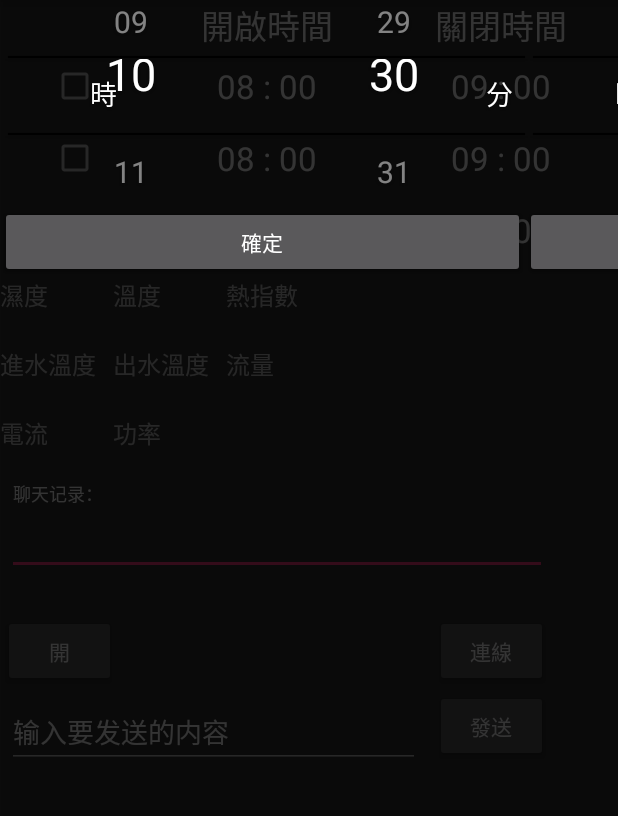
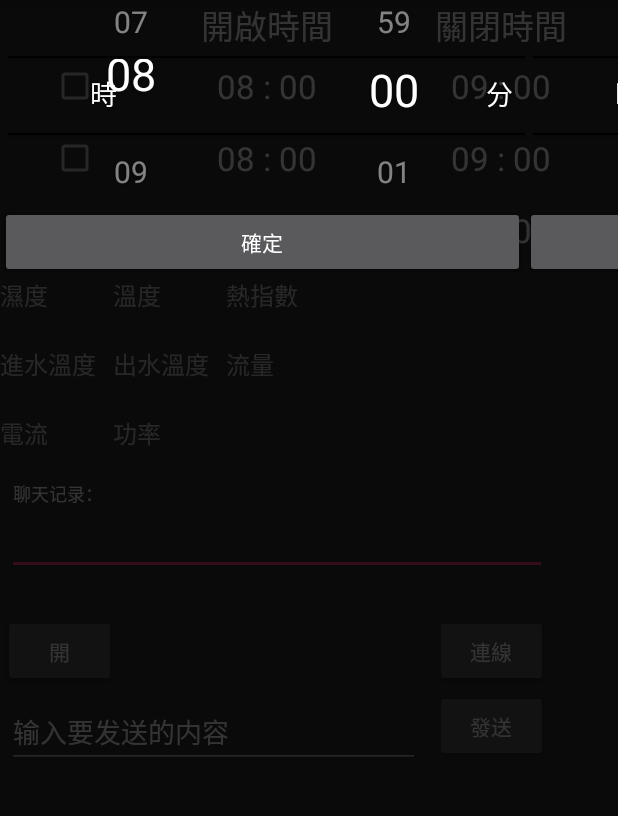
Before and after one commit to Red680812/Electric_Water_Heaters_Controller, an Android app: the screen it shows after launch (Main_Activity), after a tap on an icon or button, on a phone screen of 412 x 824 dp, the part 84-900 px from its top. Run offline under Robolectric (Android 15) with nearby library versions, the phone set to English and light mode, and no system bars.

Commit message:
增加時間滾動視窗_2

```diff
--- a/app/src/main/java/com/electric_water_heaters_controller/Main_Activity.java
+++ b/app/src/main/java/com/electric_water_heaters_controller/Main_Activity.java
@@ -8,6 +8,7 @@ import android.support.design.widget.FloatingActionButton;
 import android.support.design.widget.Snackbar;
 import android.support.v7.app.AppCompatActivity;
 import android.support.v7.widget.Toolbar;
+import android.util.Log;
 import android.view.Gravity;
 import android.view.LayoutInflater;
 import android.view.View;
@@ -28,9 +29,9 @@ import com.electric_water_heaters_controller.widget.WheelView;
 import java.util.Calendar;
 
 public class Main_Activity extends AppCompatActivity {
-    private String[] hoursArray = { "00", "01","02", "03", "04", "05", "06", "07", "08", "09", "10",
+    private String[] hoursArray = {"00", "01", "02", "03", "04", "05", "06", "07", "08", "09", "10",
             "11", "12", "13", "14", "15", "16", "17", "18", "19", "20", "21", "22", "23"};
-    private String[] minsArray = { "00", "01","02", "03", "04", "05", "06", "07", "08", "09", "10",
+    private String[] minsArray = {"00", "01", "02", "03", "04", "05", "06", "07", "08", "09", "10",
             "11", "12", "13", "14", "15", "16", "17", "18", "19", "20", "21", "22", "23",
             "24", "25", "26", "27", "28", "29", "30", "31", "32", "33", "34", "35", "36", "37",
             "38", "39", "40", "41", "42", "43", "44", "45", "46", "47", "48", "49", "50",
@@ -48,21 +49,37 @@ public class Main_Activity extends AppCompatActivity {
     private NumberAdapter hourAdapter_1;
     private NumberAdapter minAdapter_1;
 
-    Button Btn_Timer1_PopupWindow;
-    Button Btn_Timer2_PopupWindow;
-    Button Btn_Timer3_PopupWindow;
+    private Button Btn_Timer1_PopupWindow;
+    private Button Btn_Timer2_PopupWindow;
+    private Button Btn_Timer3_PopupWindow;
+    private TextView mTimer1_Start = null;
+    private TextView mTimer1_End = null;
+    private TextView mTimer2_Start = null;
+    private TextView mTimer2_End = null;
+    private TextView mTimer3_Start = null;
+    private TextView mTimer3_End = null;
 
-    /** Called when the activity is first created. */
+    private int Group_;
+
+    /**
+     * Called when the activity is first created.
+     */
     @Override
     protected void onCreate(Bundle savedInstanceState) {
         super.onCreate(savedInstanceState);
         setContentView(R.layout.activity_main);
+        mTimer1_Start = (TextView) findViewById(R.id.timer1_start);
+        mTimer1_End = (TextView) findViewById(R.id.timer1_end);
+        mTimer2_Start = (TextView) findViewById(R.id.timer2_start);
+        mTimer2_End = (TextView) findViewById(R.id.timer2_end);
+        mTimer3_Start = (TextView) findViewById(R.id.timer3_start);
+        mTimer3_End = (TextView) findViewById(R.id.timer3_end);
         //定义按钮
-        Btn_Timer1_PopupWindow=(Button)this.findViewById(R.id.Btn_Timer1);
+        Btn_Timer1_PopupWindow = (Button) this.findViewById(R.id.Btn_Timer1);
         Btn_Timer1_PopupWindow.setOnClickListener(new ClickEvent());
-        Btn_Timer2_PopupWindow=(Button)this.findViewById(R.id.Btn_Timer2);
+        Btn_Timer2_PopupWindow = (Button) this.findViewById(R.id.Btn_Timer2);
         Btn_Timer2_PopupWindow.setOnClickListener(new ClickEvent());
-        Btn_Timer3_PopupWindow=(Button)this.findViewById(R.id.Btn_Timer3);
+        Btn_Timer3_PopupWindow = (Button) this.findViewById(R.id.Btn_Timer3);
         Btn_Timer3_PopupWindow.setOnClickListener(new ClickEvent());
     }
 
@@ -72,29 +89,29 @@ public class Main_Activity extends AppCompatActivity {
         @Override
         public void onClick(View v) {
             // TODO Auto-generated method stub
-            if(v==Btn_Timer1_PopupWindow)
-            {
+            if (v == Btn_Timer1_PopupWindow) {
                 showPopupWindow(Main_Activity.this,
-                        Main_Activity.this.findViewById(R.id.Btn_Timer1));
+                        Main_Activity.this.findViewById(R.id.Btn_Timer1), 1);
+                Group_ = 1;
             }
-            if(v==Btn_Timer2_PopupWindow)
-            {
+            if (v == Btn_Timer2_PopupWindow) {
                 showPopupWindow(Main_Activity.this,
-                        Main_Activity.this.findViewById(R.id.Btn_Timer2));
+                        Main_Activity.this.findViewById(R.id.Btn_Timer2), 2);
+                Group_ = 2;
             }
-            if(v==Btn_Timer3_PopupWindow)
-            {
+            if (v == Btn_Timer3_PopupWindow) {
                 showPopupWindow(Main_Activity.this,
-                        Main_Activity.this.findViewById(R.id.Btn_Timer3));
+                        Main_Activity.this.findViewById(R.id.Btn_Timer3), 3);
+                Group_ = 3;
             }
         }
     }
 
-    public void showPopupWindow(Context context,View parent){
+    public void showPopupWindow(Context context, View parent, int Group) {
         LayoutInflater inflater = (LayoutInflater)
                 context.getSystemService(Context.LAYOUT_INFLATER_SERVICE);
-        final View vPopupWindow=inflater.inflate(R.layout.wheel_time, null, false);
-        final PopupWindow pw= new PopupWindow(vPopupWindow,1050,900,true);
+        final View vPopupWindow = inflater.inflate(R.layout.wheel_time, null, false);
+        final PopupWindow pw = new PopupWindow(vPopupWindow, 1050, 900, true);
         // 使其聚集
         pw.setFocusable(true);
         // 设置允许在外点击消失
@@ -104,22 +121,34 @@ public class Main_Activity extends AppCompatActivity {
         WindowManager windowManager = (WindowManager) getSystemService(Context.WINDOW_SERVICE);
 
         //OK按钮及其处理事件
-        Button btnOK=(Button)vPopupWindow.findViewById(R.id.BtnOK);
+        Button btnOK = (Button) vPopupWindow.findViewById(R.id.BtnOK);
         btnOK.setOnClickListener(new View.OnClickListener() {
             @Override
             public void onClick(View v) {
                 //设置文本框内容
-                //EditText edtUsername = (EditText) vPopupWindow.findViewById(R.id.username_edit);
-                //edtUsername.setText("username");
-                //EditText edtPassword = (EditText) vPopupWindow.findViewById(R.id.password_edit);
-                //edtPassword.setText("password");
-                Toast.makeText(getApplicationContext(), "確定", Toast.LENGTH_SHORT).show();
+                int pos1 = mHours.getSelectedItemPosition();
+                int pos2 = mMins.getSelectedItemPosition();
+                int pos3 = mHours_1.getSelectedItemPosition();
+                int pos4 = mMins_1.getSelectedItemPosition();
+                String text = String.format("%02d", pos1) + " : " + String.format("%02d", pos2);
+                String text_ = String.format("%02d", pos3) + " : " + String.format("%02d", pos4);
+                if (Group_ == 1) {
+                    mTimer1_Start.setText(text);
+                    mTimer1_End.setText(text_);
+                } else if (Group_ == 2) {
+                    mTimer2_Start.setText(text);
+                    mTimer2_End.setText(text_);
+                } else {
+                    mTimer3_Start.setText(text);
+                    mTimer3_End.setText(text_);
+                }
+                Toast.makeText(getApplicationContext(), text, Toast.LENGTH_SHORT).show();
                 pw.dismiss();//关闭
             }
         });
 
         //Cancel按钮及其处理事件
-        Button btnCancel=(Button)vPopupWindow.findViewById(R.id.BtnCancel);
+        Button btnCancel = (Button) vPopupWindow.findViewById(R.id.BtnCancel);
         btnCancel.setOnClickListener(new View.OnClickListener() {
             @Override
             public void onClick(View v) {
@@ -129,12 +158,12 @@ public class Main_Activity extends AppCompatActivity {
         //显示popupWindow对话框
         pw.showAtLocation(parent, Gravity.CENTER, 0, 0);
 
-        mTextView = (TextView)vPopupWindow.findViewById(R.id.sel_password);
+        mTextView = (TextView) vPopupWindow.findViewById(R.id.sel_password);
 
-        mHours = (WheelView)vPopupWindow.findViewById(R.id.wheel1);
-        mMins = (WheelView)vPopupWindow.findViewById(R.id.wheel2);
-        mHours_1 = (WheelView)vPopupWindow.findViewById(R.id.wheel1_1);
-        mMins_1 = (WheelView)vPopupWindow.findViewById(R.id.wheel2_1);
+        mHours = (WheelView) vPopupWindow.findViewById(R.id.wheel1);
+        mMins = (WheelView) vPopupWindow.findViewById(R.id.wheel2);
+        mHours_1 = (WheelView) vPopupWindow.findViewById(R.id.wheel1_1);
+        mMins_1 = (WheelView) vPopupWindow.findViewById(R.id.wheel2_1);
 
         mHours.setScrollCycle(true);
         mMins.setScrollCycle(true);
@@ -151,29 +180,34 @@ public class Main_Activity extends AppCompatActivity {
         mHours_1.setAdapter(hourAdapter_1);
         mMins_1.setAdapter(minAdapter_1);
 
-        // set current time
-        Calendar c = Calendar.getInstance();
-        int curHours = c.get(Calendar.HOUR_OF_DAY);
-        int curMinutes = c.get(Calendar.MINUTE);
+        String str = "";
+        if (Group == 1) {
+            str = mTimer1_Start.getText().toString() + ":" + mTimer1_End.getText().toString();
+        } else if (Group == 2) {
+            str = mTimer2_Start.getText().toString() + ":" + mTimer2_End.getText().toString();
+        } else {
+            str = mTimer3_Start.getText().toString() + ":" + mTimer3_End.getText().toString();
+        }
+        String[] AfterSplit = str.split("[:\\s]+"); //切割字元
 
-        mHours.setSelection(curHours, true);
-        mMins.setSelection(curMinutes, true);
-        mHours_1.setSelection(17, true);
-        mMins_1.setSelection(30, true);
+        mHours.setSelection(Integer.parseInt(AfterSplit[0]), true);
+        mMins.setSelection(Integer.parseInt(AfterSplit[1]), true);
+        mHours_1.setSelection(Integer.parseInt(AfterSplit[2]), true);
+        mMins_1.setSelection(Integer.parseInt(AfterSplit[3]), true);
 
-        ((WheelTextView)mHours.getSelectedView()).setTextSize(30);
-        ((WheelTextView)mMins.getSelectedView()).setTextSize(30);
-        ((WheelTextView)mHours.getSelectedView()).setTextColor(0xffffffff);
-        ((WheelTextView)mMins.getSelectedView()).setTextColor(0xffffffff);
-        ((WheelTextView)mHours.getSelectedView()).setGravity(Gravity.CENTER_HORIZONTAL);
-        ((WheelTextView)mMins.getSelectedView()).setGravity(Gravity.CENTER_HORIZONTAL);
+        ((WheelTextView) mHours.getSelectedView()).setTextSize(30);
+        ((WheelTextView) mMins.getSelectedView()).setTextSize(30);
+        ((WheelTextView) mHours.getSelectedView()).setTextColor(0xffffffff);
+        ((WheelTextView) mMins.getSelectedView()).setTextColor(0xffffffff);
+        ((WheelTextView) mHours.getSelectedView()).setGravity(Gravity.CENTER_HORIZONTAL);
+        ((WheelTextView) mMins.getSelectedView()).setGravity(Gravity.CENTER_HORIZONTAL);
 
-        ((WheelTextView)mHours_1.getSelectedView()).setTextSize(30);
-        ((WheelTextView)mMins_1.getSelectedView()).setTextSize(30);
-        ((WheelTextView)mHours_1.getSelectedView()).setTextColor(0xffffffff);
-        ((WheelTextView)mMins_1.getSelectedView()).setTextColor(0xffffffff);
-        ((WheelTextView)mHours_1.getSelectedView()).setGravity(Gravity.CENTER_HORIZONTAL);
-        ((WheelTextView)mMins_1.getSelectedView()).setGravity(Gravity.CENTER_HORIZONTAL);
+        ((WheelTextView) mHours_1.getSelectedView()).setTextSize(30);
+        ((WheelTextView) mMins_1.getSelectedView()).setTextSize(30);
+        ((WheelTextView) mHours_1.getSelectedView()).setTextColor(0xffffffff);
+        ((WheelTextView) mMins_1.getSelectedView()).setTextColor(0xffffffff);
+        ((WheelTextView) mHours_1.getSelectedView()).setGravity(Gravity.CENTER_HORIZONTAL);
+        ((WheelTextView) mMins_1.getSelectedView()).setGravity(Gravity.CENTER_HORIZONTAL);
 
         mHours.setOnItemSelectedListener(mListener);
         mMins.setOnItemSelectedListener(mListener);
@@ -192,17 +226,17 @@ public class Main_Activity extends AppCompatActivity {
     private TosAdapterView.OnItemSelectedListener mListener = new TosAdapterView.OnItemSelectedListener() {
         @Override
         public void onItemSelected(TosAdapterView<?> parent, View view, int position, long id) {
-            ((WheelTextView)view).setTextSize(30);
+            ((WheelTextView) view).setTextSize(30);
 
             int index = Integer.parseInt(view.getTag().toString());
             int count = parent.getChildCount();
             //Log.e("DEBUG_TAG", view.getTag().toString());
 
-            if(index < count-1){
-                ((WheelTextView)parent.getChildAt(index+1)).setTextSize(20);
+            if (index < count - 1) {
+                ((WheelTextView) parent.getChildAt(index + 1)).setTextSize(20);
             }
-            if(index>0){
-                ((WheelTextView)parent.getChildAt(index-1)).setTextSize(20);
+            if (index > 0) {
+                ((WheelTextView) parent.getChildAt(index - 1)).setTextSize(20);
             }
 
             formatData();
@@ -251,12 +285,18 @@ public class Main_Activity extends AppCompatActivity {
             WheelTextView textView = null;
 
             if (null == convertView) {
+
                 convertView = new WheelTextView(Main_Activity.this);
                 convertView.setLayoutParams(new TosGallery.LayoutParams(-1, mHeight));
                 textView = (WheelTextView) convertView;
-                textView.setTextSize(20);
+                if (position == 0) {        //修正分鐘為0 時字型大小錯誤
+                    textView.setTextSize(30);
+                    textView.setGravity(Gravity.CENTER_HORIZONTAL);
+                } else {
+                    textView.setTextSize(20);
+                    textView.setGravity(Gravity.CENTER);
+                }
                 textView.setTextColor(0xffffffff);
-                textView.setGravity(Gravity.CENTER);
             }
 
             String text = mData[position];
```
